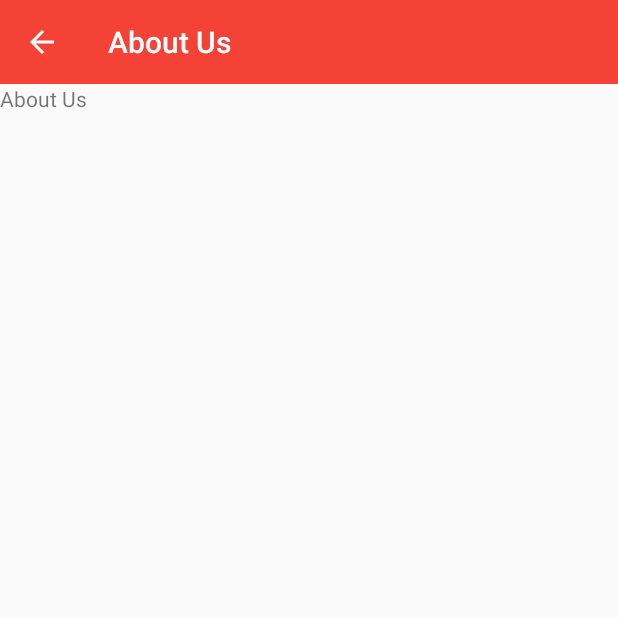
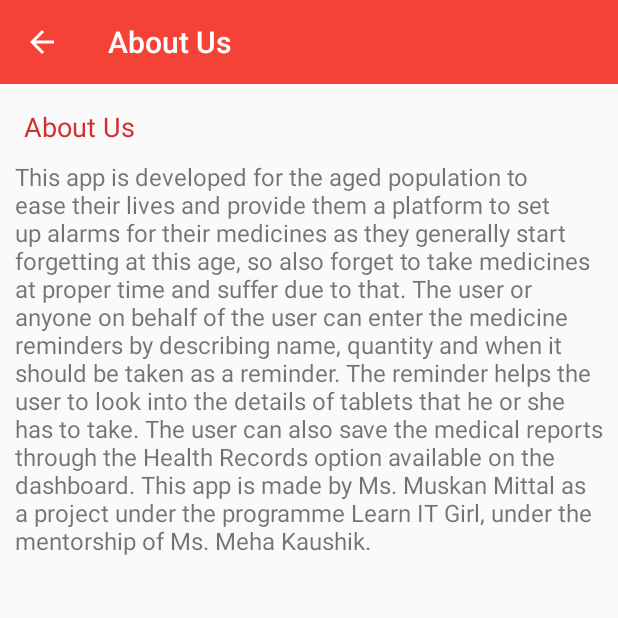
Before and after one commit to Muskan-Mittal/Medical_Helper, an Android app: the AboutUsActivity screen opened directly, with no data from a screen before it, on a phone screen of 412 x 824 dp, the top half of it. Run offline under Robolectric (Android 15) with nearby library versions, the phone set to English and light mode, and no system bars.

Commit message:
Added description for the About Us screen.

```diff
--- a/app/src/main/java/com/example/muskan/medical_help/AboutUsActivity.java
+++ b/app/src/main/java/com/example/muskan/medical_help/AboutUsActivity.java
@@ -9,14 +9,13 @@ import android.view.LayoutInflater;
 import android.view.View;
 import android.view.ViewGroup;
 
-public class AboutUsActivity extends AppCompatActivity{
+public class AboutUsActivity extends AppCompatActivity {
 
     @Override
     protected void onCreate(Bundle savedInstanceState) {
         super.onCreate(savedInstanceState);
         setContentView(R.layout.activity_aboutus);
         initToolbar();
-
     }
 
     private void initToolbar() {
@@ -34,5 +33,4 @@ public class AboutUsActivity extends AppCompatActivity{
             });
         }
     }
-
 }
--- a/app/src/main/java/com/example/muskan/medical_help/UpdateMedicineActivity.java
+++ b/app/src/main/java/com/example/muskan/medical_help/UpdateMedicineActivity.java
@@ -116,7 +116,6 @@ public class UpdateMedicineActivity extends AppCompatActivity {
                 decideAlarms();
             }
         });
-
     }
 
     private void initToolbar() {
@@ -125,7 +124,6 @@ public class UpdateMedicineActivity extends AppCompatActivity {
             setSupportActionBar(toolbar);
             getSupportActionBar().setDisplayHomeAsUpEnabled(true);
             getSupportActionBar().setDisplayShowHomeEnabled(true);
-
         }
     }
 
--- a/app/src/main/res/layout/activity_aboutus.xml
+++ b/app/src/main/res/layout/activity_aboutus.xml
@@ -11,9 +11,18 @@
         android:layout_width="match_parent"
         android:layout_height="wrap_content" />
 
+    <!--Heading-->
     <TextView
         android:layout_width="match_parent"
         android:layout_height="wrap_content"
+        style="@style/textStyle"
         android:text="@string/NavAboutUs"/>
 
+    <!--Description-->
+    <TextView
+        android:layout_width="match_parent"
+        android:layout_height="wrap_content"
+        android:layout_margin="10dp"
+        android:text="@string/AboutUsDescription"
+        android:textSize="16dp"/>
 </LinearLayout>
--- a/app/src/main/res/values/strings.xml
+++ b/app/src/main/res/values/strings.xml
@@ -29,6 +29,12 @@
     <!--Logout page string labels-->
     <string name="DescriptionForAppAfterLogout">Thank you for using My Help health app! Login in to set alarms and click images to store your medical records.</string>
     <string name="TextForButtonToLoginPage">Click here to LOGIN</string>
+
+    <!--About us string labels-->
+    <string name="AboutUsDescription">This app is developed for the aged population to ease their lives and provide them a platform to set up alarms for their medicines as they generally start forgetting at this age,
+        so also forget to take medicines at proper time and suffer due to that. The user or anyone on behalf of the user can enter the medicine reminders by describing name, quantity and when it should be taken as a
+        reminder. The reminder helps the user to look into the details of tablets that he or she has to take. The user can also save the medical reports through the Health Records option available on the dashboard.
+        This app is made by Ms. Muskan Mittal as a project under the programme Learn IT Girl, under the mentorship of Ms. Meha Kaushik.</string>
 
     <!--Health records string labels-->
     <string name="UploadRecordsText">Upload health records and reports</string>
```
